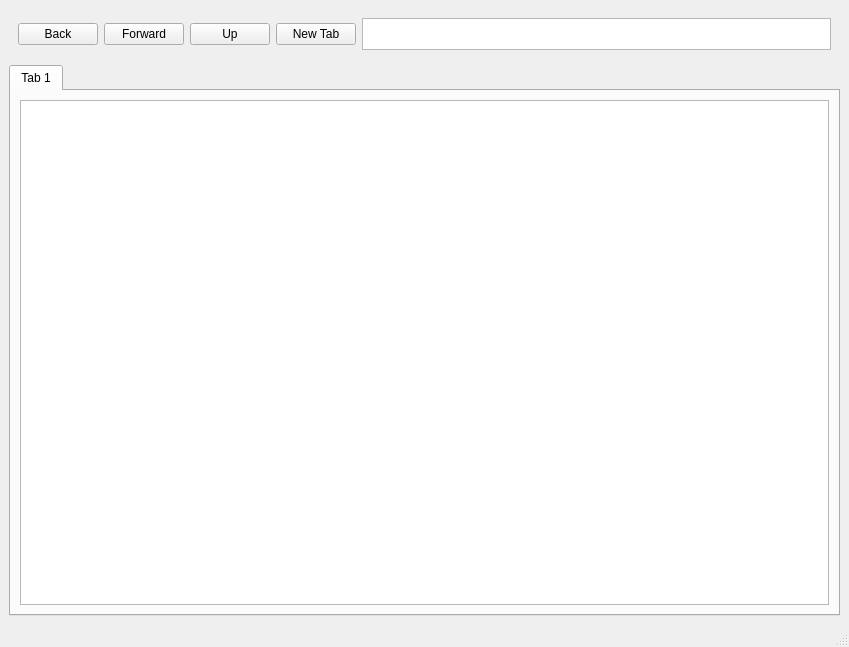
Above: forms/main_window.ui from kpicul/StardustFileManager before the change. Below: the same form after it.
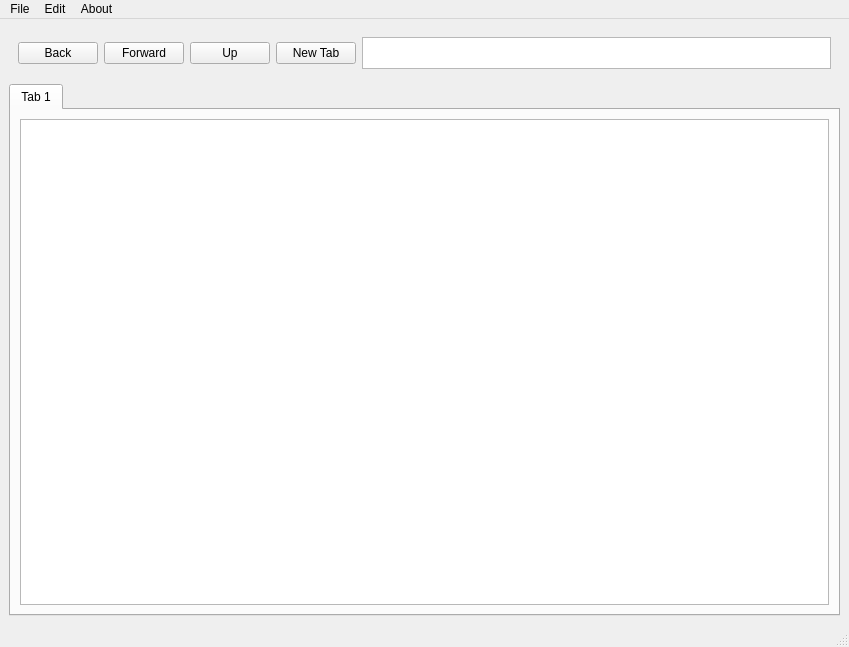
That is the form after the change. Custom widgets are drawn as their Qt base class.

Diff of the .ui file:
```diff
--- a/forms/main_window.ui
+++ b/forms/main_window.ui
@@ -86,6 +86,36 @@
      <height>22</height>
     </rect>
    </property>
+   <widget class="QMenu" name="menuFile">
+    <property name="title">
+     <string>File</string>
+    </property>
+    <addaction name="actionNew_Tab"/>
+    <addaction name="actionNew_File"/>
+    <addaction name="actionNew_Folder"/>
+    <addaction name="separator"/>
+    <addaction name="actionExit"/>
+   </widget>
+   <widget class="QMenu" name="menuEdit">
+    <property name="title">
+     <string>Edit</string>
+    </property>
+    <addaction name="actionUndo"/>
+    <addaction name="actionRedo"/>
+    <addaction name="separator"/>
+    <addaction name="actionCopy"/>
+    <addaction name="actionPaste"/>
+    <addaction name="actionCut"/>
+   </widget>
+   <widget class="QMenu" name="menuAbout">
+    <property name="title">
+     <string>About</string>
+    </property>
+    <addaction name="actionAbout_Stardust_FM"/>
+   </widget>
+   <addaction name="menuFile"/>
+   <addaction name="menuEdit"/>
+   <addaction name="menuAbout"/>
   </widget>
   <widget class="QStatusBar" name="statusbar"/>
  </widget>
```
Left out of the diff: 50 changed lines with no effect on the pictures.
